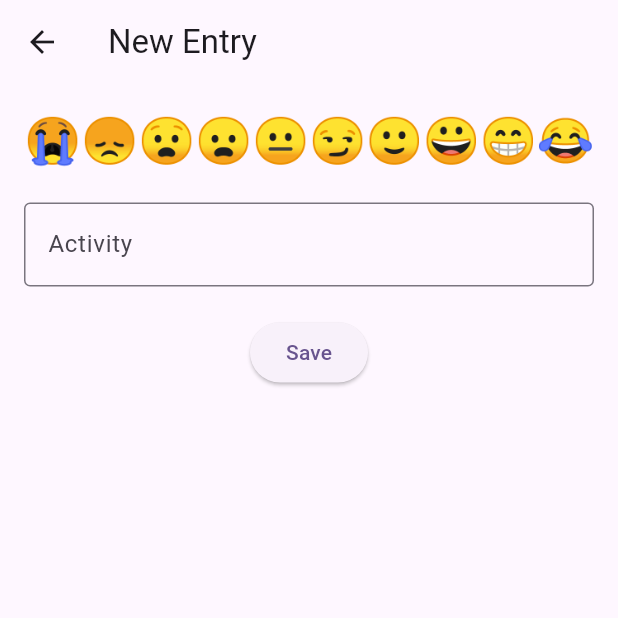
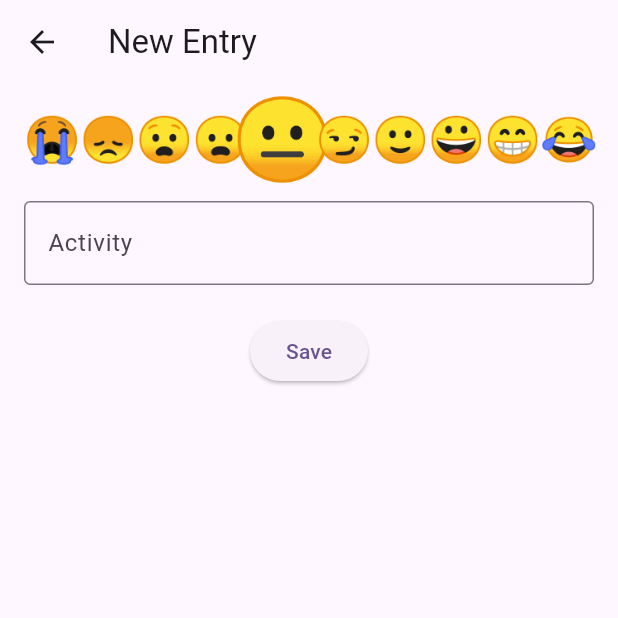
Before and after one commit to InfantAjayVenus/ennaa_ffeeelinggu, a Flutter app: the EntryScreen screen opened directly, on a phone screen of 412 x 824 dp, the top half of it. Run offline on Flutter 3.47's test engine with Material 3 defaults, Android fonts, the phone set to English and light mode, and no system bars; our stand-ins replace flutter_local_notifications, sqflite, timezone; missing offline and left inert: flutter_local_notifications_platform_interface; accounts and stored records are empty.

Commit message:
feat(journal): add visual and haptic feedback to mood selector

```diff
--- a/lib/src/widgets/mood_selector.dart
+++ b/lib/src/widgets/mood_selector.dart
@@ -1,4 +1,5 @@
 import 'package:flutter/material.dart';
+import 'package:flutter/services.dart'; // Import for HapticFeedback
 
 class MoodSelector extends StatefulWidget {
   final Function(int) onMoodSelected;
@@ -30,18 +31,27 @@ class _MoodSelectorState extends State<MoodSelector> {
     return Row(
       mainAxisAlignment: MainAxisAlignment.spaceEvenly,
       children: _emojis.entries.map((entry) {
+        final bool isSelected = _selectedMood == entry.key;
         return GestureDetector(
           onTap: () {
+            HapticFeedback.lightImpact(); // Haptic feedback
             setState(() {
               _selectedMood = entry.key;
             });
             widget.onMoodSelected(entry.key);
           },
-          child: Text(
-            entry.value,
-            style: TextStyle(
-              fontSize: 30,
-              color: _selectedMood == entry.key ? Colors.blue : Colors.grey,
+          child: AnimatedScale(
+            scale: isSelected ? 1.5 : 1.0, // Scale animation for visual feedback
+            duration: const Duration(milliseconds: 200),
+            curve: Curves.easeOutBack,
+            child: AnimatedDefaultTextStyle(
+              style: TextStyle(
+                fontSize: isSelected ? 36 : 30, // Font size animation
+                color: isSelected ? Colors.blue : Colors.grey,
+              ),
+              duration: const Duration(milliseconds: 200),
+              curve: Curves.easeOutBack,
+              child: Text(entry.value),
             ),
           ),
         );
```
Also changed, not shown: 1 other file.
